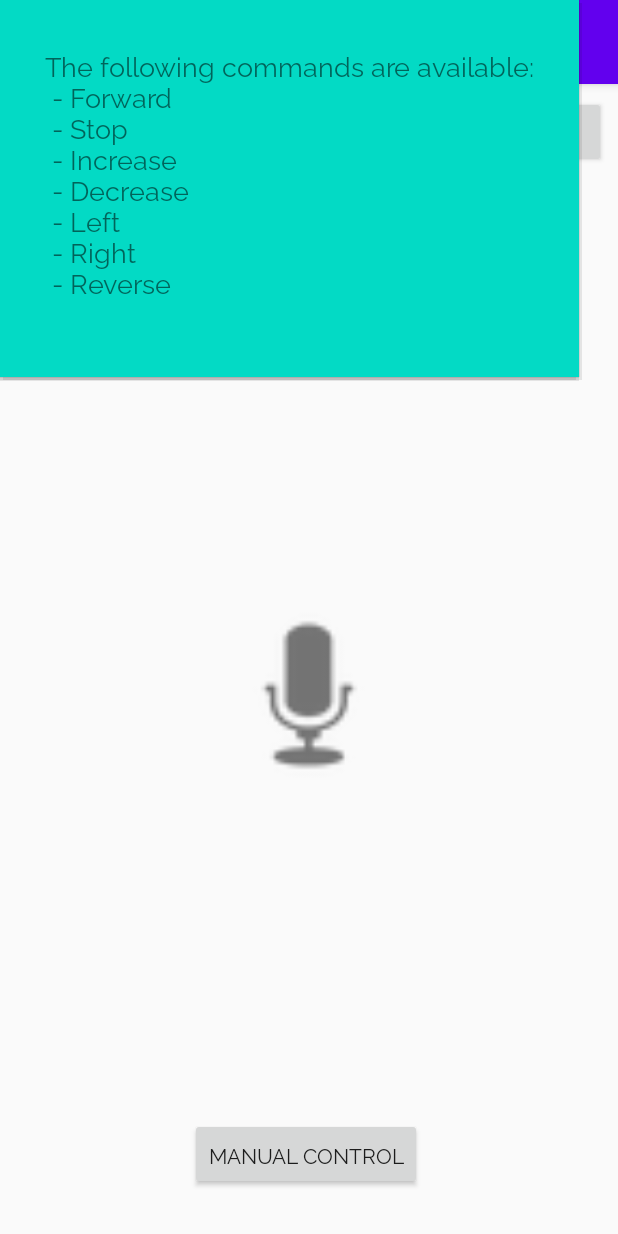
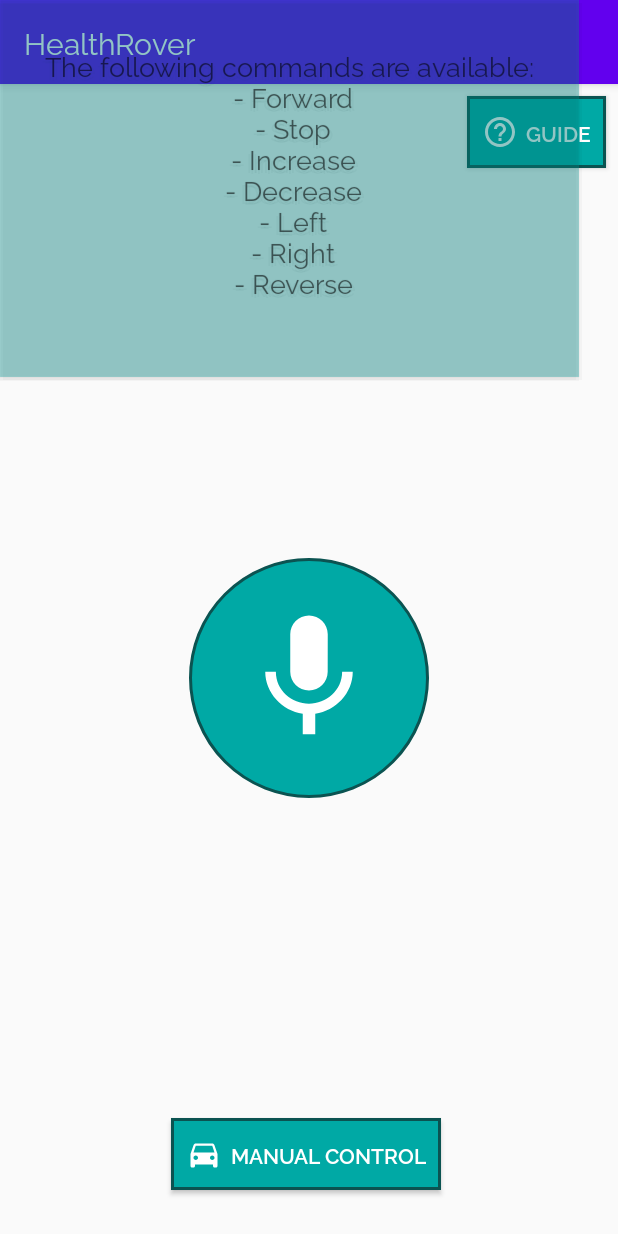
Before and after one commit to DIT112-V20/group-04, an Android app: the VoiceControl screen opened directly, with no data from a screen before it, after a tap on "GUIDE", on a phone screen of 412 x 824 dp. Run offline under Robolectric (Android 15) with nearby library versions, the phone set to English and light mode, and no system bars; 1 statement that could not run was skipped.

Commit message:
Update the voice control page of the UI
Update the visual design of the voice control page.

Issues:
Helps issues #47, #49, #50,

Contributors:
@SandraSmolerEisenberg

```diff
--- a/app/src/main/java/se/healthrover/ui_activity_controller/VoiceControl.java
+++ b/app/src/main/java/se/healthrover/ui_activity_controller/VoiceControl.java
@@ -8,7 +8,7 @@ import android.view.LayoutInflater;
 import android.view.MotionEvent;
 import android.view.View;
 import android.widget.Button;
-import android.widget.ImageView;
+import android.widget.ImageButton;
 import android.widget.LinearLayout;
 import android.widget.PopupWindow;
 import android.widget.TextView;
@@ -32,7 +32,7 @@ public class VoiceControl extends AppCompatActivity {
     private HealthRoverCar healthRoverCar;
     private String carName;
     private TextView headerVoiceControl;
-    private ImageView speechButton;
+    private ImageButton speechButton;
     private TextView speechToText;
     private int speed = 30;
     private static final int SPEECH_RESULT = 1;
--- a/app/src/main/res/layout/guide_popup.xml
+++ b/app/src/main/res/layout/guide_popup.xml
@@ -3,15 +3,20 @@
     android:id="@+id/guidePopup"
     android:layout_width="wrap_content"
     android:layout_height="wrap_content"
-    android:background="@color/colorAccent"
+    android:background="@color/colorLightSeaGreenTransparent"
     android:gravity="bottom">
 
     <TextView
         android:layout_width="wrap_content"
         android:layout_height="wrap_content"
         android:layout_centerInParent="true"
-        android:layout_margin="30dp"
+        android:layout_marginStart="30dp"
+        android:layout_marginTop="30dp"
+        android:layout_marginEnd="30dp"
+        android:layout_marginBottom="30dp"
         android:text="@string/guide_text"
-        android:textSize="18sp" />
+        android:textAlignment="center"
+        android:textSize="18sp"
+        android:fontFamily="@font/raleway_bold"/>
 
 </RelativeLayout>
--- a/app/src/main/res/layout/voice_control.xml
+++ b/app/src/main/res/layout/voice_control.xml
@@ -28,19 +28,24 @@
         custom:layout_constraintHorizontal_bias="0.492"
         custom:layout_constraintStart_toStartOf="parent"
         custom:layout_constraintTop_toTopOf="parent"
-        custom:layout_constraintVertical_bias="0.957" />
+        custom:layout_constraintVertical_bias="0.957"
+        style="@style/standardButton"
+        android:drawableLeft="@drawable/ic_directions_car_white_24dp"/>
 
-    <ImageView
+    <ImageButton
         android:id="@+id/speechButton"
-        android:layout_width="140dp"
-        android:layout_height="137dp"
+        android:layout_width="wrap_content"
+        android:layout_height="wrap_content"
         android:layout_marginStart="135dp"
         android:layout_marginEnd="136dp"
         android:layout_marginBottom="213dp"
         custom:layout_constraintBottom_toTopOf="@+id/manualControl"
         custom:layout_constraintEnd_toEndOf="parent"
         custom:layout_constraintStart_toStartOf="parent"
-        custom:srcCompat="@android:drawable/ic_btn_speak_now" />
+        custom:srcCompat="@drawable/ic_mic_white_24dp"
+        android:background="@drawable/button_mic"
+        android:padding="30dp"
+        />
 
     <TextView
         android:id="@+id/speechToText"
@@ -56,7 +61,8 @@
         custom:layout_constraintBottom_toTopOf="@+id/speechButton"
         custom:layout_constraintEnd_toEndOf="parent"
         custom:layout_constraintStart_toStartOf="parent"
-        custom:layout_constraintTop_toTopOf="parent" />
+        custom:layout_constraintTop_toTopOf="parent"
+        style="@style/standardText"/>
 
     <Button
         android:id="@+id/guideButton"
@@ -66,6 +72,8 @@
         android:layout_marginEnd="8dp"
         android:text="@string/guide_button"
         custom:layout_constraintEnd_toEndOf="parent"
-        custom:layout_constraintTop_toTopOf="parent" />
+        custom:layout_constraintTop_toTopOf="parent"
+        style="@style/standardButton"
+        android:drawableLeft="@drawable/ic_help_outline_white_24dp"/>
 
 </androidx.constraintlayout.widget.ConstraintLayout>
```
